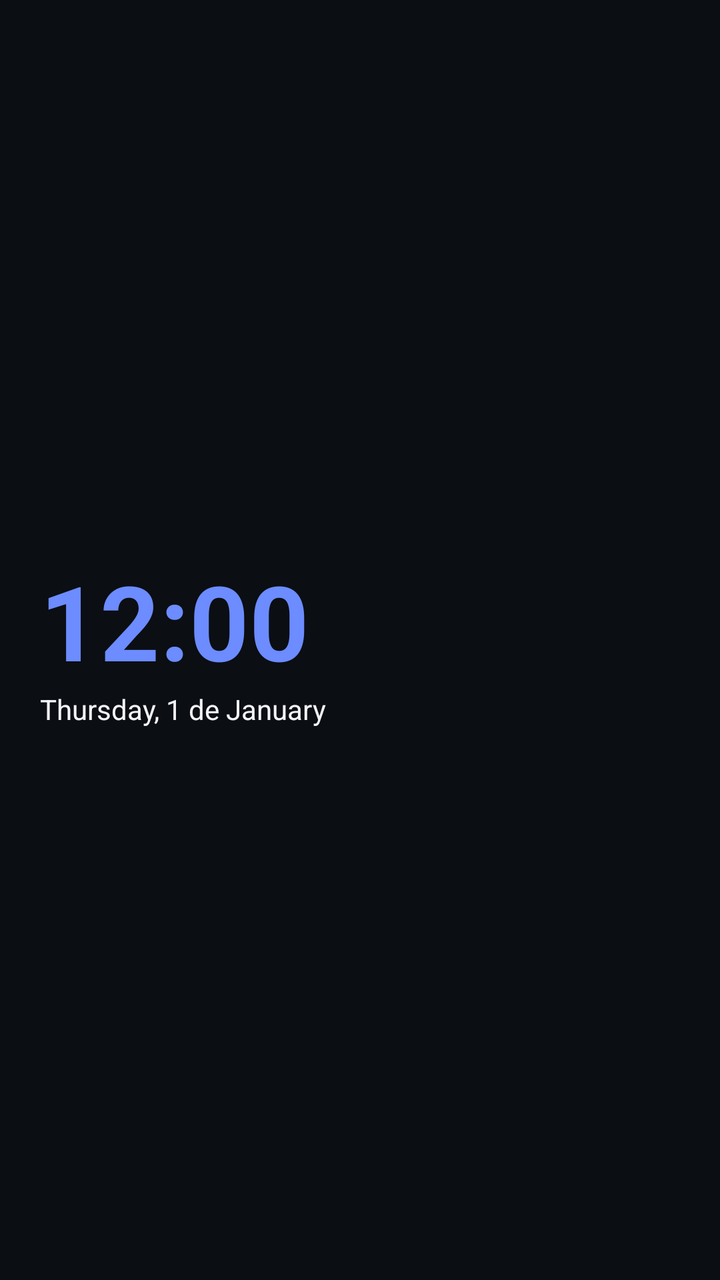
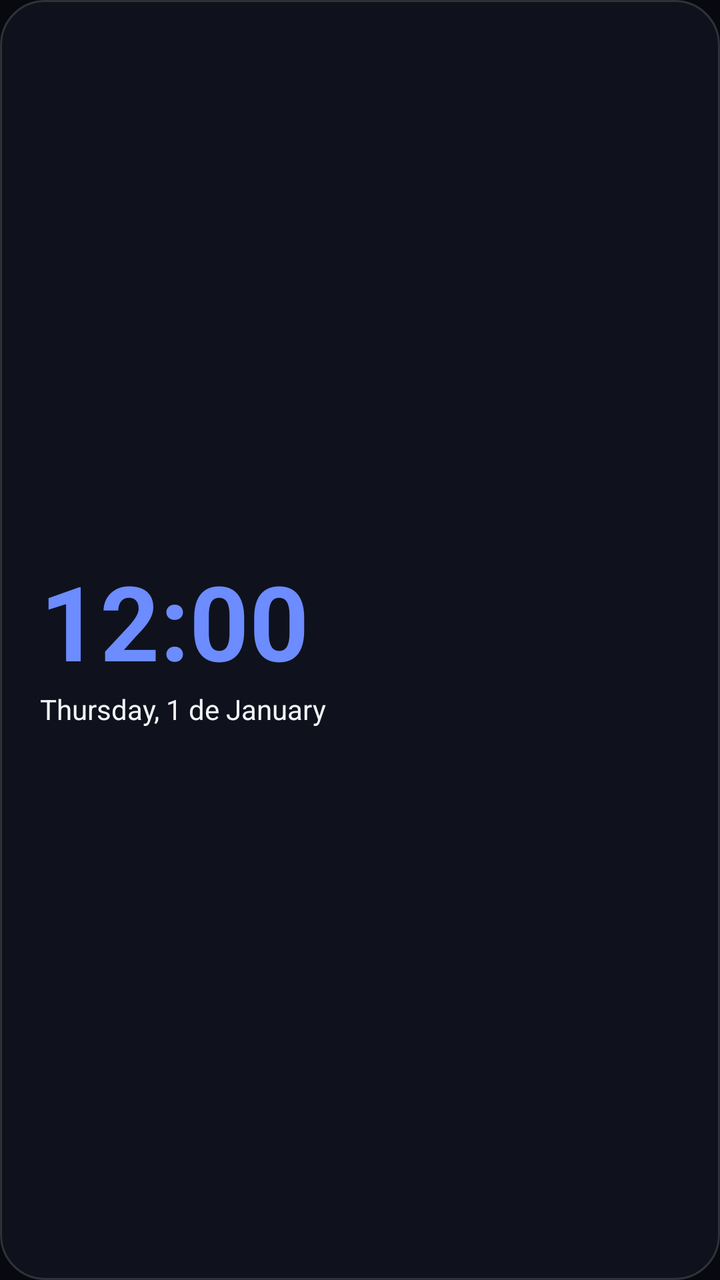

Before-and-after screenshots of an Android layout around one commit, followed by the original layout XML and the change that was made.
<!-- AndroidManifest.xml: application theme Theme.ImfinixLook -->
<!-- res/layout/widget_clock_accent.xml -->
<?xml version="1.0" encoding="utf-8"?>
<LinearLayout xmlns:android="http://schemas.android.com/apk/res/android"
    android:layout_width="match_parent"
    android:layout_height="match_parent"
    android:orientation="vertical"
    android:gravity="center_vertical"
    android:paddingStart="20dp"
    android:paddingEnd="20dp"
    android:background="#F20B0E14">

    <TextClock
        android:id="@+id/widget_time_accent"
        android:layout_width="wrap_content"
        android:layout_height="wrap_content"
        android:format12Hour="hh:mm"
        android:format24Hour="HH:mm"
        android:textSize="52sp"
        android:textStyle="bold"
        android:textColor="#6C8CFF" />

    <TextClock
        android:id="@+id/widget_ampm_accent"
        android:layout_width="wrap_content"
        android:layout_height="wrap_content"
        android:format12Hour="EEEE, d 'de' MMMM"
        android:format24Hour="EEEE, d 'de' MMMM"
        android:textSize="14sp"
        android:textColor="#F2F4F8" />
</LinearLayout>
<!-- resources referenced by this layout -->
<resources>
  <style name="Theme.ImfinixLook" parent="android:Theme.Material.NoActionBar">
          <item name="android:windowBackground">@color/bg</item>
          <item name="android:statusBarColor">@color/bg</item>
          <item name="android:navigationBarColor">@color/bg</item>
          <item name="android:windowLightStatusBar">false</item>
          <item name="android:colorAccent">@color/accent</item>
      </style>
  <color name="bg">#FF0B0E14</color>
  <color name="accent">#FF6C8CFF</color>
</resources>

<!-- the commit's change to res/layout/widget_clock_accent.xml (unified diff, before → after) -->
@@ -6,7 +6,7 @@
     android:gravity="center_vertical"
     android:paddingStart="20dp"
     android:paddingEnd="20dp"
-    android:background="#F20B0E14">
+    android:background="@drawable/widget_bg">
 
     <TextClock
         android:id="@+id/widget_time_accent"
<!-- resource entries referenced after the edit -->
@@ -1,5 +1,12 @@
 <!-- resources referenced by this layout -->
 <resources>
+  <!-- drawable widget_bg (drawable) -->
+  <?xml version="1.0" encoding="utf-8"?>
+  <shape xmlns:android="http://schemas.android.com/apk/res/android" android:shape="rectangle">
+      <solid android:color="#F210141D" />
+      <corners android:radius="22dp" />
+      <stroke android:width="1dp" android:color="#26FFFFFF" />
+  </shape>
   <style name="Theme.ImfinixLook" parent="android:Theme.Material.NoActionBar">
           <item name="android:windowBackground">@color/bg</item>
           <item name="android:statusBarColor">@color/bg</item>
@@ -7,7 +14,7 @@
           <item name="android:windowLightStatusBar">false</item>
           <item name="android:colorAccent">@color/accent</item>
       </style>
-  <color name="bg">#FF0B0E14</color>
+  <color name="bg">#FF07090F</color>
   <color name="accent">#FF6C8CFF</color>
 </resources>
 
